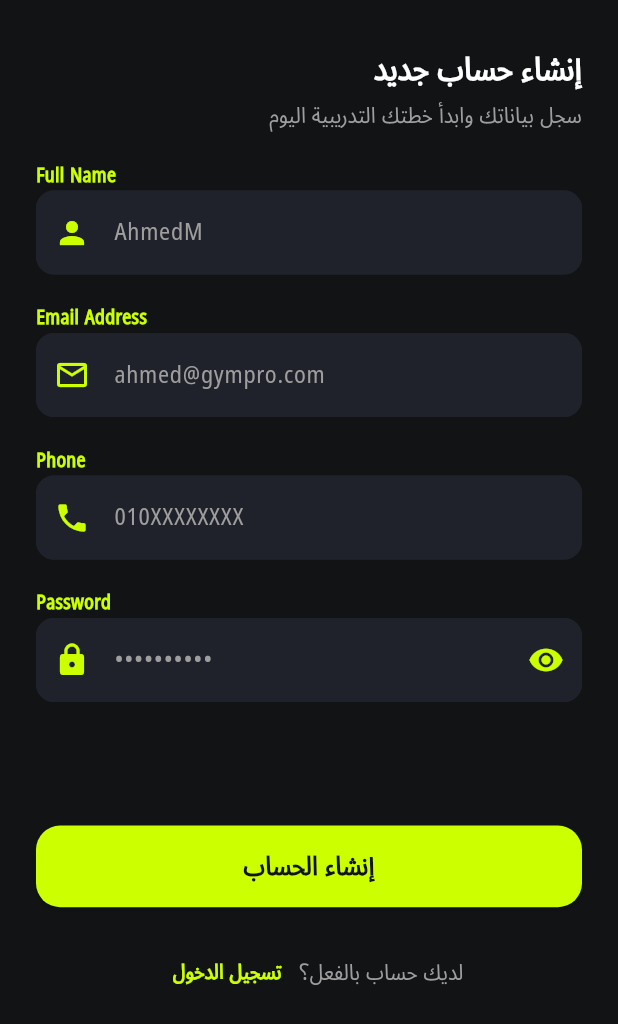
After one commit to AhmedMedhatHamed/Gym-App, a Flutter app: the SignupScreen screen opened by its route, on a phone screen of 412 x 824 dp. The commit adds this screen. Shown: the top 1024 px of the screen. Run offline on Flutter 3.47's test engine with Material 3 defaults, Android fonts, the phone set to English and light mode, and no system bars; our stand-ins replace dots_indicator, flutter_bloc, material_ui.

Commit message:
create signup_screen

```diff
--- /dev/null
+++ b/lib/features/auth/signup/cubit/signup_cubit.dart
@@ -0,0 +1,8 @@
+import 'package:flutter_bloc/flutter_bloc.dart';
+import 'package:material_ui/material_ui.dart';
+
+part 'signup_state.dart';
+
+class SignupCubit extends Cubit<SignupState> {
+  SignupCubit() : super(SignupInitial());
+}
--- /dev/null
+++ b/lib/features/auth/signup/cubit/signup_state.dart
@@ -0,0 +1,6 @@
+part of 'signup_cubit.dart';
+
+@immutable
+sealed class SignupState {}
+
+final class SignupInitial extends SignupState {}
--- a/lib/features/auth/signup/signup_screen.dart
+++ b/lib/features/auth/signup/signup_screen.dart
@@ -1,3 +1,8 @@
+import 'package:gym_app/core/routes/app_routes.dart';
+import 'package:gym_app/core/utils/app_colors.dart';
+import 'package:gym_app/features/auth/signup/widgets/signup_form.dart';
+import 'package:gym_app/features/auth/signup/widgets/signup_header.dart';
+import 'package:gym_app/features/auth/widgets/already_have_acc.dart';
 import 'package:material_ui/material_ui.dart';
 
 class SignupScreen extends StatelessWidget {
@@ -5,6 +10,36 @@ class SignupScreen extends StatelessWidget {
 
   @override
   Widget build(BuildContext context) {
-    return Scaffold();
+    return GestureDetector(
+      onTap: () {
+        FocusScope.of(context).unfocus();
+      },
+      child: Scaffold(
+        backgroundColor: AppColors.backgroundColor,
+        body: SafeArea(
+          child: Padding(
+            padding: const EdgeInsets.symmetric(horizontal: 24.0),
+            child: CustomScrollView(
+              slivers: [
+                SliverToBoxAdapter(child: SignupHeader()),
+                SliverToBoxAdapter(child: SignupForm()),
+                SliverToBoxAdapter(
+                  child: SizedBox(height: 20.0,),
+                ),
+                SliverToBoxAdapter(
+                  child: AlreadyHaveAccount(
+                    text1: 'تسجيل الدخول',
+                    text2: 'لديك حساب بالفعل؟',
+                    onPressed: (){
+                      Navigator.pushReplacementNamed(context, AppRoutes.loginScreen);
+                    },
+                  ),
+                ),
+              ],
+            ),
+          ),
+        ),
+      ),
+    );
   }
 }
--- /dev/null
+++ b/lib/features/auth/signup/widgets/signup_form.dart
@@ -0,0 +1,113 @@
+import 'package:gym_app/core/utils/app_colors.dart';
+import 'package:gym_app/core/utils/app_styles.dart';
+import 'package:gym_app/core/utils/validators.dart';
+import 'package:gym_app/core/widgets/custom_button.dart';
+import 'package:gym_app/features/auth/widgets/custom_text_field.dart';
+import 'package:material_ui/material_ui.dart';
+
+class SignupForm extends StatefulWidget {
+  const SignupForm({super.key});
+
+  @override
+  State<SignupForm> createState() => _SignupFormState();
+}
+
+class _SignupFormState extends State<SignupForm> {
+  TextEditingController emailController = TextEditingController();
+  TextEditingController passwordController = TextEditingController();
+  TextEditingController phoneController = TextEditingController();
+  TextEditingController nameController = TextEditingController();
+  final formKey = GlobalKey<FormState>();
+
+  @override
+  void dispose() {
+    emailController.dispose();
+    passwordController.dispose();
+    nameController.dispose();
+    phoneController.dispose();
+    super.dispose();
+  }
+
+  @override
+  Widget build(BuildContext context) {
+    return Form(
+      key: formKey,
+      child: Column(
+        crossAxisAlignment: .start,
+        children: [
+          SizedBox(height: 20.0),
+          Text(
+            'Full Name',
+            style: AppStyles.noto700Size18.copyWith(
+              fontSize: 13.0,
+              color: AppColors.primaryColor,
+            ),
+          ),
+          CustomTextField(
+            controller: nameController,
+            obscureText: false,
+            validator: Validator.validateName,
+            text: 'AhmedM',
+            prefixIcon: Icons.person,
+            keyboardType: .name,
+            textInputAction: .next,
+          ),
+          SizedBox(height: 20.0),
+          Text(
+            'Email Address',
+            style: AppStyles.noto700Size18.copyWith(
+              fontSize: 13.0,
+              color: AppColors.primaryColor,
+            ),
+          ),
+          CustomTextField(
+            controller: emailController,
+            obscureText: false,
+            validator: Validator.validateEmail,
+            text: 'ahmed@gympro.com',
+            prefixIcon: Icons.email_outlined,
+            keyboardType: .emailAddress,
+            textInputAction: .next,
+          ),
+          SizedBox(height: 20.0),
+          Text(
+            'Phone',
+            style: AppStyles.noto700Size18.copyWith(
+              fontSize: 13.0,
+              color: AppColors.primaryColor,
+            ),
+          ),
+          CustomTextField(
+            controller: phoneController,
+            obscureText: false,
+            validator: Validator.validatePhone,
+            text: '010XXXXXXXX',
+            prefixIcon: Icons.phone,
+            keyboardType: .phone,
+            textInputAction: .next,
+          ),
+          SizedBox(height: 20.0),
+          Text(
+            'Password',
+            style: AppStyles.noto700Size18.copyWith(
+              fontSize: 13.0,
+              color: AppColors.primaryColor,
+            ),
+          ),
+          CustomTextField(
+            controller: passwordController,
+            obscureText: true,
+            validator: Validator.validatePassword,
+            text: '••••••••••',
+            prefixIcon: Icons.lock,
+            suffixIcon: Icons.remove_red_eye,
+            textInputAction: .done,
+            keyboardType: .visiblePassword,
+          ),
+          SizedBox(height: MediaQuery.of(context).size.height * 0.1),
+          CustomButton(text: 'إنشاء الحساب', onPressed: () {}),
+        ],
+      ),
+    );
+  }
+}
--- /dev/null
+++ b/lib/features/auth/signup/widgets/signup_header.dart
@@ -0,0 +1,32 @@
+import 'package:gym_app/core/utils/app_styles.dart';
+import 'package:material_ui/material_ui.dart';
+
+class SignupHeader extends StatelessWidget {
+  const new({
+    super.key,
+  });
+
+  @override
+  Widget build(BuildContext context) {
+    return Column(
+      children: [
+        SizedBox(height: 30.0,),
+        Align(
+          alignment: .topRight,
+          child: Text(
+            'إنشاء حساب جديد',
+            style: AppStyles.noto700Size28.copyWith(fontSize: 22.0),
+          ),
+        ),
+        SizedBox(height: 6.0,),
+        Align(
+          alignment: .topRight,
+          child: Text(
+              'سجل بياناتك وابدأ خطتك التدريبية اليوم',
+              style: AppStyles.noto400Size15
+          ),
+        ),
+      ],
+    );
+  }
+}
--- a/lib/features/auth/widgets/custom_text_field.dart
+++ b/lib/features/auth/widgets/custom_text_field.dart
@@ -26,7 +26,7 @@ class CustomTextField extends StatelessWidget {
   @override
   Widget build(BuildContext context) {
     return TextFormField(
-      style: AppStyles.noto400Size15,
+      style: AppStyles.noto400Size15.copyWith(color: AppColors.white),
       controller: controller,
       cursorColor: AppColors.primaryColor,
       obscureText: obscureText,
@@ -40,6 +40,7 @@ class CustomTextField extends StatelessWidget {
         hintStyle: AppStyles.noto700Size28.copyWith(
           fontSize: 16.0,
           fontWeight: .w400,
+          color: AppColors.textColor
         ),
         prefixIcon: Icon(prefixIcon, color: AppColors.primaryColor),
         suffixIcon: Icon(suffixIcon, color: AppColors.primaryColor),
```
